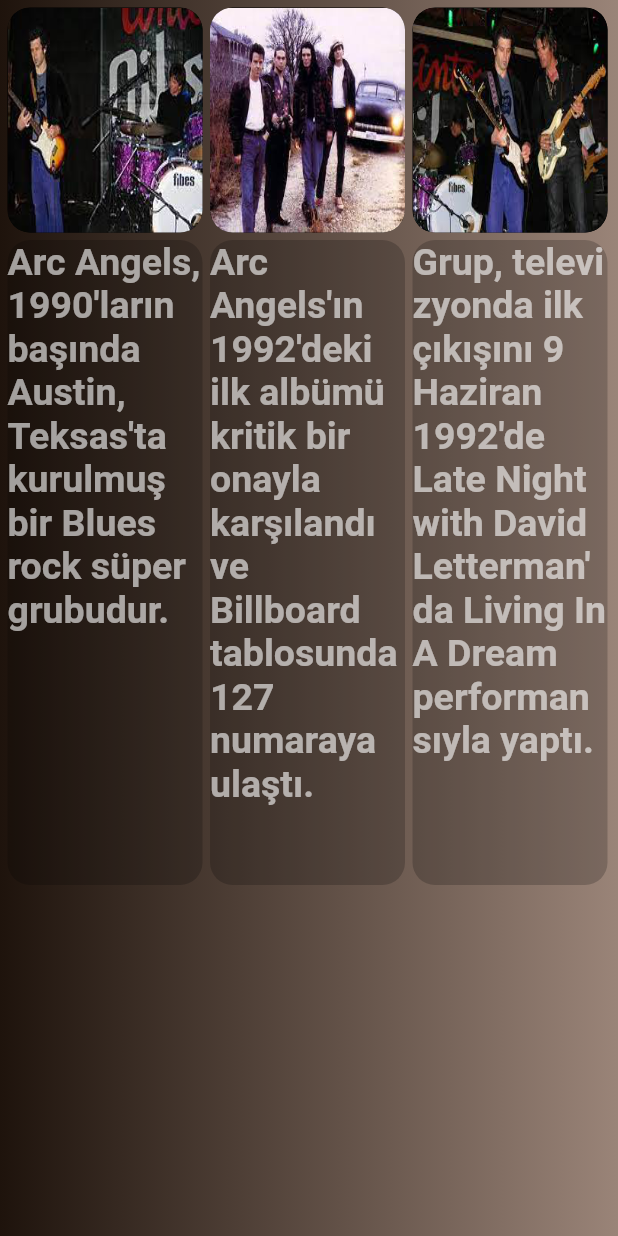
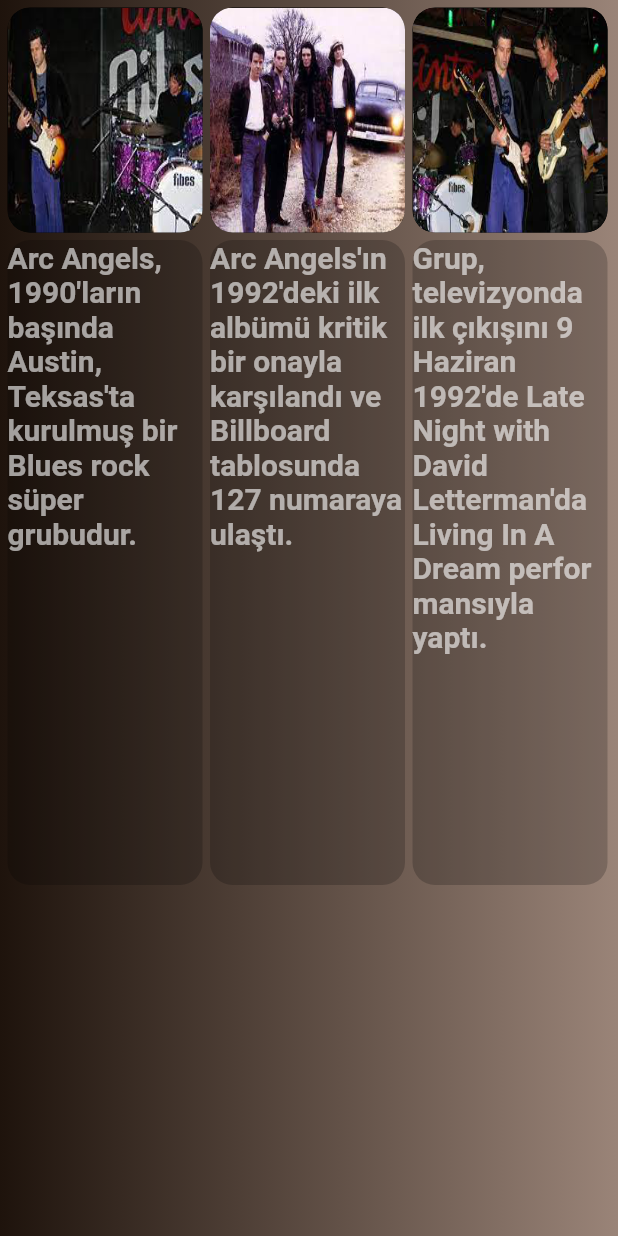
Before and after one commit to hmusakocak/Musify, a Flutter app: the CountryTemplate widget shown alone on an empty page, opened directly, on a phone screen of 412 x 824 dp. Run offline on Flutter 3.47's test engine with Material 2 defaults, Android fonts, the phone set to English and light mode, and no system bars; missing offline and left inert: flutter_glow.

Commit message:
Flutter-app

```diff
--- a/lib/grouppages/country_page.dart
+++ b/lib/grouppages/country_page.dart
@@ -52,14 +52,13 @@
                       borderRadius: BorderRadius.circular(15),
                       color: Colors.black.withOpacity(0.2),
                     ),
-                    child: Expanded(
                     child: Text(
                       data1.toString(),
                       style: TextStyle(
                       color: Colors.white.withOpacity(0.6),
-                          fontSize: 25,
+                      fontSize: 20,
                       fontWeight: FontWeight.bold),
-                    )),
+                    ),
                   ),
                 ),
               ],
@@ -95,14 +94,12 @@
                       borderRadius: BorderRadius.circular(15),
                       color: Colors.black.withOpacity(0.2),
                     ),
-                    child: Expanded(
                     child: Text(
                       data2.toString(),
                       style: TextStyle(
                           color: Colors.white.withOpacity(0.6),
-                            fontSize: 25,
+                          fontSize: 20,
                           fontWeight: FontWeight.bold),
-                      ),
                     ),
                   ),
                 ),
@@ -139,14 +136,13 @@
                       borderRadius: BorderRadius.circular(15),
                       color: Colors.black.withOpacity(0.2),
                     ),
-                    child: Expanded(
                     child: Text(
                       data3.toString(),
                       style: TextStyle(
                       color: Colors.white.withOpacity(0.6),
-                          fontSize: 25,
+                      fontSize: 20,
                       fontWeight: FontWeight.bold),
-                    )),
+                    ),
                   ),
                 ),
               ],
--- a/lib/grouppages/creator.dart
+++ b/lib/grouppages/creator.dart
@@ -50,9 +50,9 @@
                   ),
                   Padding(
                     padding: const EdgeInsets.only(top:30,),
-                    child: Text("'Bu uygulama HMK tarafından",style: TextStyle(fontSize: 25,fontWeight: FontWeight.bold,color: Colors.brown),),
+                    child: Text("'Bu uygulama HMK tarafından",style: TextStyle(fontSize: 23,fontWeight: FontWeight.bold,color: Colors.brown),),
                   ),
-                  Text("geliştirilmektedir.'",style: TextStyle(fontSize: 25,fontWeight: FontWeight.bold,color: Colors.brown),),
+                  Text("geliştirilmektedir.'",style: TextStyle(fontSize: 23,fontWeight: FontWeight.bold,color: Colors.brown),),
                 ],
               ),
             ),
--- a/lib/grouppages/rock_page.dart
+++ b/lib/grouppages/rock_page.dart
@@ -22,7 +22,8 @@
 
   @override
   Widget build(BuildContext context) {
-    return Container(
+    return SafeArea(
+      child: Container(
         decoration: BoxDecoration(
           image: DecorationImage(image: AssetImage("assets/images/rockbg.png")),
           color: Colors.white,
@@ -174,6 +175,7 @@
             ]),
           ),
         )
+      ),
     );
   }
 }
--- a/lib/routing_page.dart
+++ b/lib/routing_page.dart
@@ -417,7 +417,7 @@
                     "Sex Pistols, İngiliz punk rock türünde simgeleşmiş ve pek çok gruba ilham kaynağı olmuş bir punk grubudur. BBC tarafından tam anlamıyla bir İngiliz punk grubu şeklinde tasvir edilmiştir. Grup yalnızca üç sene boyunca (1975-1978) aktif kalmış ve dağılmıştır. Bu süre içerisinde yalnızca bir stüdyo albümü kaydetmiş (1977'de Never Mind the Bollocks, Here's the Sex Pistols) ve dört adet single yayınlamışlardır."
                     "Yayınladıkları tek stüdyo albümü, 2003 yılında Rolling Stone dergisinin yayınladığı tüm zamanların en iyi 500 albümü listesinde 41. sırada yer almıştır. 2010 yılında yeniden toplanarak Londra'da bir konser vermiştir.",
                 data2:
-                    "Sex Pistols'ın kurucuları, vokalist Johnny Rotten, basçı Glen Matlock, gitarist Steve Jones ve baterist Paul Cook'tur. 1977 yılında Matlock'ın yerine Sid Vicious geçmiştir.",
+                    "Sex Pistols'ın kurucuları, vokalist Johnny Rotten, basçı Glen Matlock, gitarist Steve Jones ve baterist Paul Cook'tur.",
               );
             }
             if (pagename == "Punk(2)") {
@@ -427,7 +427,7 @@
                     "Ramones, 1974 yılında New York'ta kurulmuş, 2263 konser vermiş, 14 stüdyo albümü olan Amerikalı bir punk rock grubudur. Müzikleri basit olarak görülse de birçok kişiye ulaşmışlardır."
                     "Vokalde Joey Ramone (Jeffrey Hyman, grup ilk kurulduğunda davul çalıyordu), gitarda Johnny Ramone (John Cummings), bas gitarda Dee Dee Ramone (Douglas Colvin, 1974-1989) ve davulda Tommy Ramone (Thomas Erdelyi, 1974-1978) olarak kurulan (zaman geçtikçe gruptan ayrılanlarla değişen elemanlar:Marky Ramone-Marc Steven Bell; 1978-1983,1987-1996; Richie Ramone-Richard Reinhardt, 1983-1987; Elvis Ramone-Clem Burke; Billy Rogers; ",
                 data2:
-                    "  C.J. Ramone-Christopher Ward, 1989-1996) New York underground rock çevresinde, bilhassa CBGB (Country, Blue Grass, and Blues) adlı barda çalmaya başlamalarıyla kısa zamanda tanınmışlardır.",
+                    "  C.J. Ramone-Christopher Ward, 1989-1996) New York underground rock çevresinde, bilhassa CBGB adlı barda çalmışlardır.",
               );
             }
             if (pagename == "Punk(3)") {
@@ -438,7 +438,7 @@
                     "Bu süre içerisinde yalnızca bir stüdyo albümü kaydetmiş (1977'de Never Mind the Bollocks, Here's the Sex Pistols) ve dört adet single yayınlamışlardır."
                     "Yayınladıkları tek stüdyo albümü, 2003 yılında Rolling Stone dergisinin yayınladığı tüm zamanların en iyi 500 albümü listesinde 41. sırada yer almıştır.[1] 2010 yılında yeniden toplanarak Londra'da bir konser vermiştir.",
                 data2:
-                    "Sex Pistols'ın kurucuları, vokalist Johnny Rotten, basçı Glen Matlock, gitarist Steve Jones ve baterist Paul Cook'tur. 1977 yılında Matlock'ın yerine Sid Vicious geçmiştir.",
+                    "Sex Pistols'ın kurucuları, vokalist Johnny Rotten, basçı Glen Matlock, gitarist Steve Jones ve baterist Paul Cook'tur. ",
               );
             }
           })()),
```
Also changed, not shown: lib/grouppages/blues_page.dart (+5 -6 lines), lib/grouppages/punk_page.dart (+7 -6 lines), 1 other file. Lines whose indentation alone changed are shown as unchanged.
